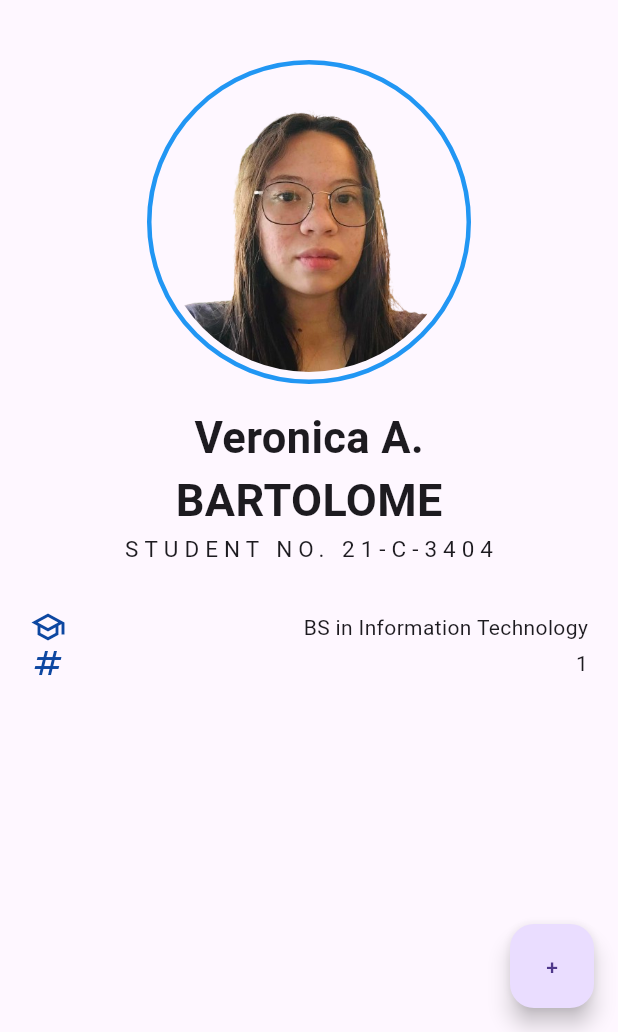
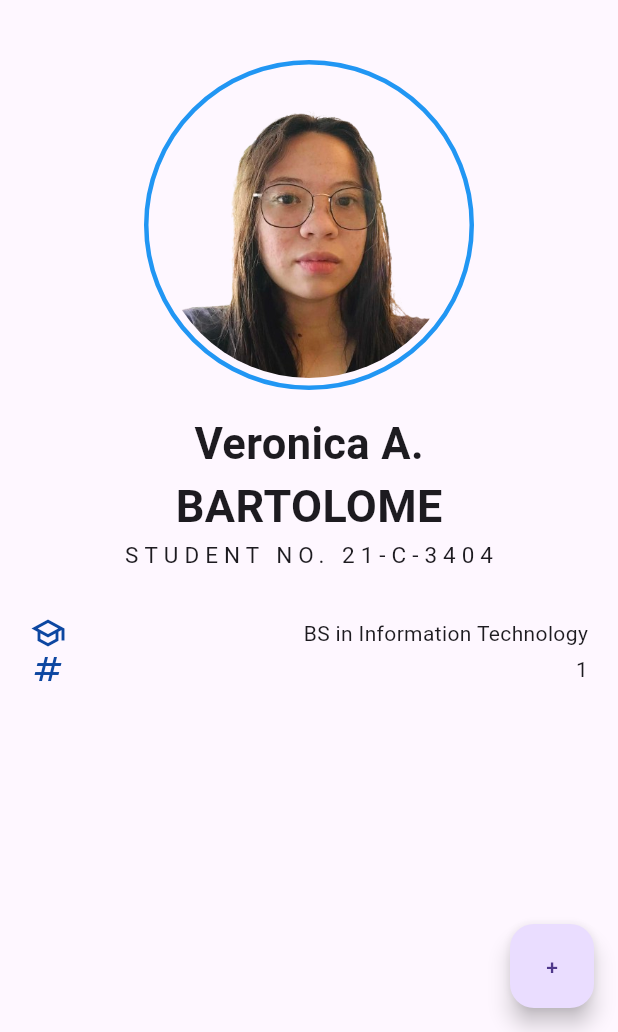
Before and after one commit to ceciliasds/id-card, a Flutter app: the screen it shows after launch, in the side drawer, after a tap on "Veronica Bartolome", on a phone screen of 412 x 824 dp, the part 204-1236 px from its top. Run offline on Flutter 3.47's test engine with Material 3 defaults, Android fonts, the phone set to English and light mode, and no system bars.

Commit message:
Update veronica.dart

```diff
--- a/lib/veronica.dart
+++ b/lib/veronica.dart
@@ -55,16 +55,18 @@ class _VeronicaState extends State<Veronica> {
               ),
               SizedBox(height: 40),
               Container(
-                padding: EdgeInsets.all(5), // Adjust the padding as needed for the border width
+                width: 220,
+                height: 220,
+                padding: EdgeInsets.all(5),
                 decoration: BoxDecoration(
                   shape: BoxShape.circle,
                   border: Border.all(
-                    color: Colors.blue, // Specify the border color
-                    width: 3.0, // Specify the border width
+                    color: Colors.blue,
+                    width: 3.0,
                   ),
                 ),
                 child: ClipOval(
-                  child: Image.asset('images/vero.png', height: 200),
+                  child: Image.asset('images/vero.png'),
                 ),
               ),
               SizedBox(height: 15),
```
